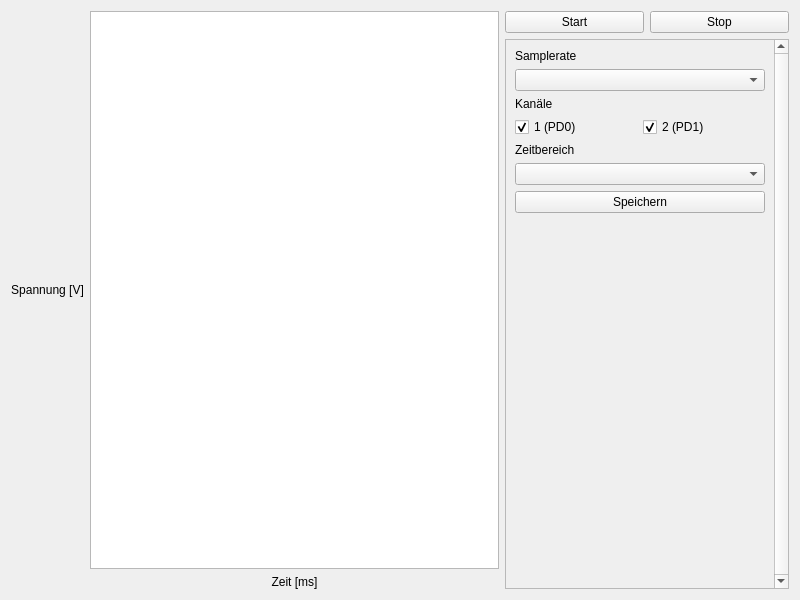
This is lenlab/gui/oscilloscopeform.ui in kalanzun/red_lenlab as Qt 5 draws it before an edit. The edited form follows.
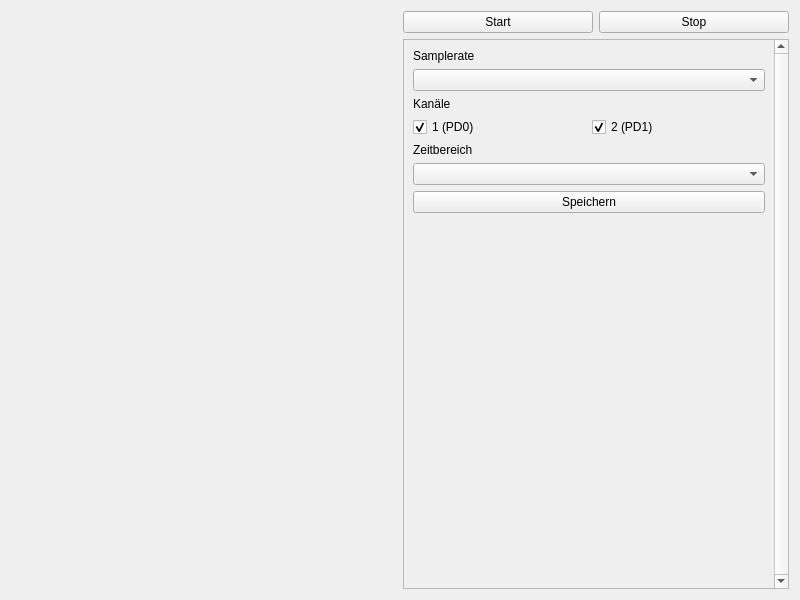
This is the edited form. Custom widgets are drawn as their Qt base class.

Commit message: chart printing

```diff
--- a/lenlab/gui/oscilloscopeform.ui
+++ b/lenlab/gui/oscilloscopeform.ui
@@ -21,31 +21,7 @@
   </property>
   <layout class="QHBoxLayout" name="horizontalLayout_2">
    <item>
-    <layout class="QGridLayout" name="gridLayout_2">
-     <item row="0" column="1">
-      <widget class="QChartView" name="plot"/>
-     </item>
-     <item row="0" column="0">
-      <widget class="VerticalLabel" name="label_4">
-       <property name="text">
-        <string>Spannung [V]</string>
-       </property>
-       <property name="alignment">
-        <set>Qt::AlignCenter</set>
-       </property>
-      </widget>
-     </item>
-     <item row="1" column="1">
-      <widget class="QLabel" name="label_5">
-       <property name="text">
-        <string>Zeit [ms]</string>
-       </property>
-       <property name="alignment">
-        <set>Qt::AlignCenter</set>
-       </property>
-      </widget>
-     </item>
-    </layout>
+    <widget class="LabChart" name="labChart" native="true"/>
    </item>
    <item>
     <layout class="QVBoxLayout" name="verticalLayout">
@@ -89,7 +65,7 @@
          <rect>
           <x>0</x>
           <y>0</y>
-          <width>268</width>
+          <width>370</width>
           <height>543</height>
          </rect>
         </property>
@@ -181,14 +157,10 @@
  </widget>
  <customwidgets>
   <customwidget>
-   <class>QChartView</class>
-   <extends>QGraphicsView</extends>
-   <header>QtCharts</header>
-  </customwidget>
-  <customwidget>
-   <class>VerticalLabel</class>
-   <extends>QLabel</extends>
-   <header>verticallabel.h</header>
+   <class>LabChart</class>
+   <extends>QWidget</extends>
+   <header>labchart.h</header>
+   <container>1</container>
   </customwidget>
  </customwidgets>
  <resources/>
```
The commit also changes 16 other files.
